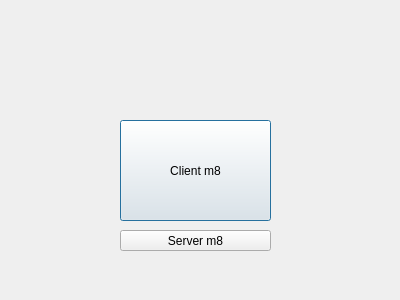
Before: the Qt Designer form snake/serverclientselection.ui in vaalkor/SNAKE_NIGHTMARE, drawn with Qt 5.
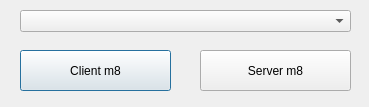
After: the same form once the commit is applied.

Commit message: Changed the selection window a bit.d

```diff
--- a/snake/serverclientselection.ui
+++ b/snake/serverclientselection.ui
@@ -6,8 +6,8 @@
    <rect>
     <x>0</x>
     <y>0</y>
-    <width>400</width>
-    <height>300</height>
+    <width>369</width>
+    <height>107</height>
    </rect>
   </property>
   <property name="windowTitle">
@@ -16,10 +16,10 @@
   <widget class="QPushButton" name="clientButtonClicked">
    <property name="geometry">
     <rect>
-     <x>120</x>
-     <y>120</y>
+     <x>20</x>
+     <y>50</y>
      <width>151</width>
-     <height>101</height>
+     <height>41</height>
     </rect>
    </property>
    <property name="text">
@@ -29,16 +29,26 @@
   <widget class="QPushButton" name="serverButtonClicked">
    <property name="geometry">
     <rect>
-     <x>120</x>
-     <y>230</y>
+     <x>200</x>
+     <y>50</y>
      <width>151</width>
-     <height>21</height>
+     <height>41</height>
     </rect>
    </property>
    <property name="text">
     <string>Server m8</string>
    </property>
   </widget>
+  <widget class="QComboBox" name="comboBox">
+   <property name="geometry">
+    <rect>
+     <x>20</x>
+     <y>10</y>
+     <width>331</width>
+     <height>22</height>
+    </rect>
+   </property>
+  </widget>
  </widget>
  <resources/>
  <connections/>
```
The commit also changes 4 other files.
